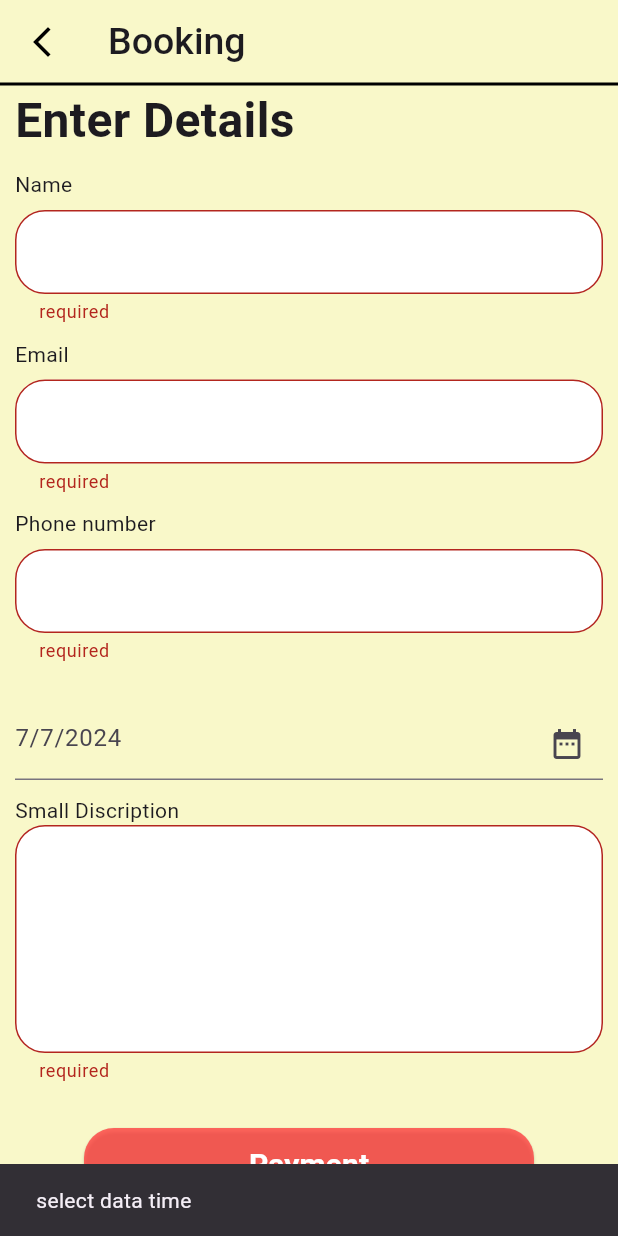
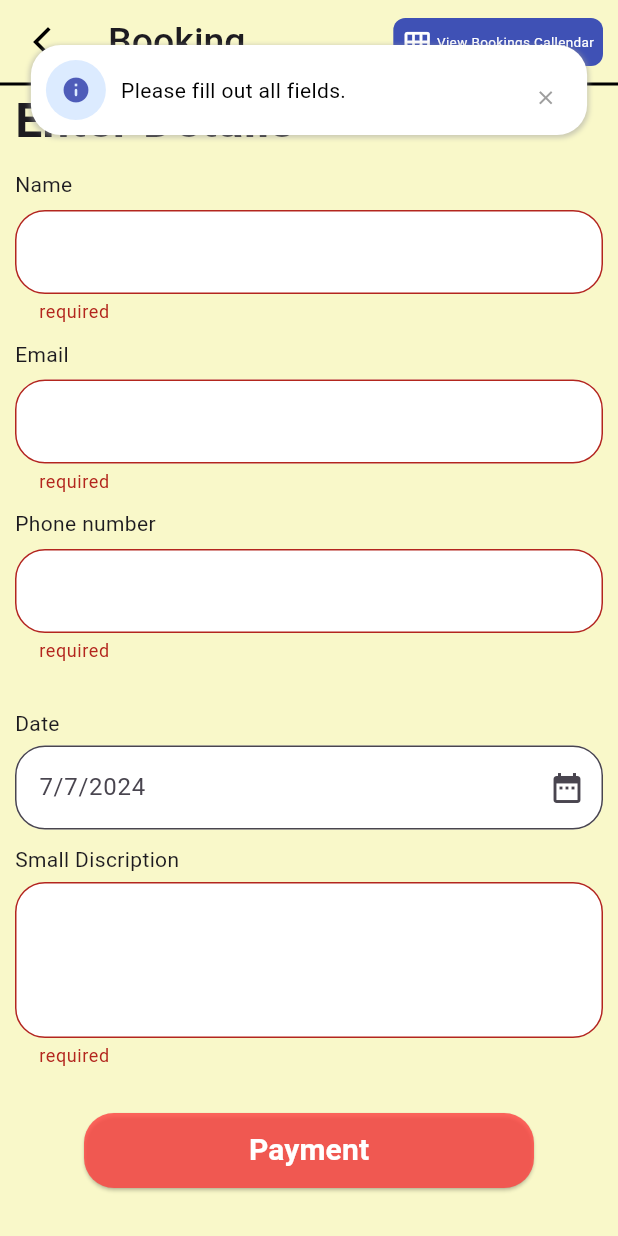
Before and after one commit to anjalaju/anjalencanto, a Flutter app: the Bookimgpage screen opened directly with empty values, after a tap on "Payment", on a phone screen of 412 x 824 dp. Run offline on Flutter 3.47's test engine with Material 3 defaults, Android fonts, the phone set to English and light mode, and no system bars; our stand-ins replace cherry_toast, cloud_firestore, emoji_picker_flutter, firebase_auth, firebase_core, firebase_storage and 10 more; missing offline and left inert: animated_rating_stars, flutter_scrolling_fab_animated, rating_summary, upi_india; accounts and stored records are empty.

Commit message:
07/07/2024

```diff
--- a/lib/view/USER/booking/booking.dart
+++ b/lib/view/USER/booking/booking.dart
@@ -3,6 +3,7 @@ import 'dart:developer';
 import 'package:flutter/material.dart';
 import 'package:flutter/services.dart';
 import 'package:intl/intl.dart';
+import 'package:main_project/view/USER/booking/bookingview.dart';
 import 'package:main_project/view/USER/booking/payment.dart';
 import 'package:main_project/model/addProject.dart';
 import 'package:main_project/model/userbookingmodel.dart';
@@ -28,6 +29,25 @@ class _LogaState extends State<Bookimgpage> {
 
     return Scaffold(
         appBar: AppBar(
+          actions: [
+            InkWell(
+                onTap: () {
+                  Navigator.of(context).push(MaterialPageRoute(
+                      builder: (context) => BookingCalendarPage(id: '${ widget.eventModel!.id}',audname:'${ widget.eventModel!.eventName}' ,)));
+                },
+                child: Padding(
+                  padding: const EdgeInsets.only(right: 10),
+                  child: Container(padding: const EdgeInsets.all(6),decoration: BoxDecoration(color: Colors.indigo,borderRadius: BorderRadius.circular(8)),
+                    child: const Row(
+                      children: [
+                        Icon(Icons.calendar_view_month,color: Colors.white,size: 20,),
+                        SizedBox(width: 3,),
+                        Text("View Bookings Callendar",style: TextStyle(fontSize: 9,color: Colors.white),)
+                      ],
+                    ),
+                  ),
+                ))
+          ],
           title: const Text(
             'Booking',
             style: TextStyle(fontWeight: FontWeight.w500, fontSize: 25),
@@ -51,7 +71,7 @@ class _LogaState extends State<Bookimgpage> {
             color: Colors.black,
           ),
         ),
-        backgroundColor: Color(0xffF9F8C9),
+        backgroundColor: const Color(0xffF9F8C9),
         body: SingleChildScrollView(
           child: Padding(
             padding: const EdgeInsets.symmetric(horizontal: 10),
@@ -60,7 +80,7 @@ class _LogaState extends State<Bookimgpage> {
               child: Column(
                 crossAxisAlignment: CrossAxisAlignment.start,
                 children: [
-                  Text(
+                  const Text(
                     "Enter Details",
                     style: TextStyle(
                       fontSize: 32,
@@ -88,7 +108,7 @@ class _LogaState extends State<Bookimgpage> {
                       return null;
                     },
                   ),
-                  SizedBox(
+                  const SizedBox(
                     height: 10,
                   ),
                   const Text("Email"),
@@ -111,7 +131,7 @@ class _LogaState extends State<Bookimgpage> {
                       return null;
                     },
                   ),
-                  SizedBox(
+                  const SizedBox(
                     height: 10,
                   ),
                   const Text("Phone number"),
@@ -184,7 +204,7 @@ class _LogaState extends State<Bookimgpage> {
                   //   ),
                   // ),
 
-                  SizedBox(
+                  const SizedBox(
                     height: 30,
                   ),
                   // TextField(
@@ -204,11 +224,14 @@ class _LogaState extends State<Bookimgpage> {
                   //     ),
                   //   ),
                   // ),
+                    const Text("Date"),
+                  const SizedBox(height: 5),
                   TextFormField(
                     // autovalidateMode: AutovalidateMode.onUserInteraction,
 
                     readOnly: true,
-                    decoration: InputDecoration(
+                    decoration: InputDecoration(border: OutlineInputBorder(borderRadius: BorderRadius.circular(20)),   fillColor: Colors.white,
+                      filled: true,
                         // filled: true,
                         hintText: selecdate != null
                             ? "${selecdate!.day}/${selecdate!.month}/${selecdate!.year}"
@@ -229,14 +252,15 @@ class _LogaState extends State<Bookimgpage> {
                                 });
                               }
                             },
-                            icon: Icon(Icons.date_range))),
+                            icon: const Icon(Icons.date_range))),
                   ),
-                  SizedBox(height: 10),
-                  Text("Small Discription"),
+                  const SizedBox(height: 10),
+                  const Text("Small Discription"),
+                  const SizedBox(height: 5),
                   TextFormField(
                     autovalidateMode: AutovalidateMode.onUserInteraction,
                     controller: functionprovider.bookdiscription,
-                    maxLines: 5,
+                    maxLines: 3,
                     decoration: InputDecoration(
                       fillColor: Colors.white,
                       filled: true,
@@ -245,13 +269,13 @@ class _LogaState extends State<Bookimgpage> {
                       ),
                     ),
                     validator: (value) {
-                      if(value!.isEmpty){
+                      if (value!.isEmpty) {
                         return 'required';
-
-                      }return null;
+                      }
+                      return null;
                     },
                   ),
-                  SizedBox(
+                  const SizedBox(
                     height: 30,
                   ),
                   Center(
@@ -266,11 +290,54 @@ class _LogaState extends State<Bookimgpage> {
                             foregroundColor:
                                 MaterialStateProperty.all(Colors.white),
                             backgroundColor:
-                                MaterialStateProperty.all(Color(0xccFF4141))),
-                        onPressed: () {
-                          final formatdate =
+                                MaterialStateProperty.all(const Color(0xccFF4141))),
+                        onPressed: () async {
+                          // final formatdate =
+                          //     DateFormat('dd-MM-yyyy').format(selecdate);
+                          // if (form.currentState!.validate()) {
+                          //   Navigator.push(
+                          //     context,
+                          //     MaterialPageRoute(
+                          //       builder: (context) => Payment(
+                          //         bookingModle: BookingModle(
+                          //           enterprenurid:
+                          //               widget.eventModel.enterprenurid,
+                          //           name: functionprovider.bookingname.text,
+                          //           email: functionprovider.bookemail.text,
+                          //           phonenumber:
+                          //               functionprovider.bookphonenumber.text,
+                          //           date: formatdate,
+                          //           discription:
+                          //               functionprovider.bookdiscription.text,
+                          //           eventid: widget.eventModel!.id.toString(),
+                          //           userid: auth.currentUser!.uid,
+                          //           paymentstatus: 'Pending',
+                          //           eventprice:
+                          //               widget.eventModel!.startingPriceFrom,
+                          //         ),
+                          //       ),
+                          //     ),
+                          //   );
+                          // } else {
+                          //   ScaffoldMessenger.of(context).showSnackBar(
+                          //       SnackBar(content: Text('select data time')));
+                          // }
+                          final formattedDate =
                               DateFormat('dd-MM-yyyy').format(selecdate);
                           if (form.currentState!.validate()) {
+                            final userId = auth.currentUser!.uid;
+                            final existingBooking = await db
+                                .collection('BookingEvent')
+                                .where('Userid', isEqualTo: userId)
+                                .where('Data', isEqualTo: formattedDate)
+                                .where('Eventid',
+                                    isEqualTo: widget.eventModel!.id)
+                                .get();
+
+                            if (existingBooking.docs.isNotEmpty) {
+                              Infotoast(context,
+                                  'Booking already exists for the specified date');
+                            } else {
                               Navigator.push(
                                 context,
                                 MaterialPageRoute(
@@ -282,11 +349,11 @@ class _LogaState extends State<Bookimgpage> {
                                       email: functionprovider.bookemail.text,
                                       phonenumber:
                                           functionprovider.bookphonenumber.text,
-                                    date: formatdate,
+                                      date: formattedDate,
                                       discription:
                                           functionprovider.bookdiscription.text,
                                       eventid: widget.eventModel!.id.toString(),
-                                    userid: auth.currentUser!.uid,
+                                      userid: userId,
                                       paymentstatus: 'Pending',
                                       eventprice:
                                           widget.eventModel!.startingPriceFrom,
@@ -294,9 +361,12 @@ class _LogaState extends State<Bookimgpage> {
                                   ),
                                 ),
                               );
+                            }
                           } else {
-                            ScaffoldMessenger.of(context).showSnackBar(
-                                SnackBar(content: Text('select data time')));
+                            //  ScaffoldMessenger.of(context).showSnackBar(
+                            //                 SnackBar(content: Text('select data time'))
+                            //   );
+                            Infotoast(context, 'Please fill out all fields.');
                           }
                         },
                         child: const Text(
@@ -305,7 +375,7 @@ class _LogaState extends State<Bookimgpage> {
                               fontWeight: FontWeight.bold, fontSize: 20),
                         )),
                   ),
-                  SizedBox(
+                  const SizedBox(
                     height: 60,
                   )
                 ],
--- a/lib/view/USER/booking/bookingevent.dart
+++ b/lib/view/USER/booking/bookingevent.dart
@@ -249,7 +249,7 @@ class BookEventScren extends StatelessWidget {
                                           ),
                                           child: Center(
                                             child: InkWell(
-                                              onTap: () async {
+                                              onTap: () async {print('....${ list[index].id}');
                                                 await _showMyDialog(
                                                     list[index].id);
                                               },
--- a/lib/view/USER/booking/payment.dart
+++ b/lib/view/USER/booking/payment.dart
@@ -165,7 +165,7 @@ class _LogaState extends State<Payment> {
                                 const Color(0xccFF4141))),
                         onPressed: () async {
                           await helper
-                              .bookingEvent(
+                              .bookingEvent(context,
                             BookingModle(
                                 enterprenurid:
                                     widget.bookingModle.enterprenurid,
--- a/pubspec.yaml
+++ b/pubspec.yaml
@@ -61,6 +61,7 @@ dependencies:
   emoji_picker_flutter: ^2.2.0
   rating_summary: ^1.0.2+1
   animated_rating_stars: ^1.0.1
+  table_calendar: ^3.1.2
 
 dev_dependencies:
   flutter_test:
```
Also changed, not shown: lib/controller/FunctionProvider.dart (+53 -9 lines), lib/view/USER/booking/bookingview.dart (added, +130 -0 lines), pubspec.lock. Lines whose indentation alone changed are shown as unchanged.
